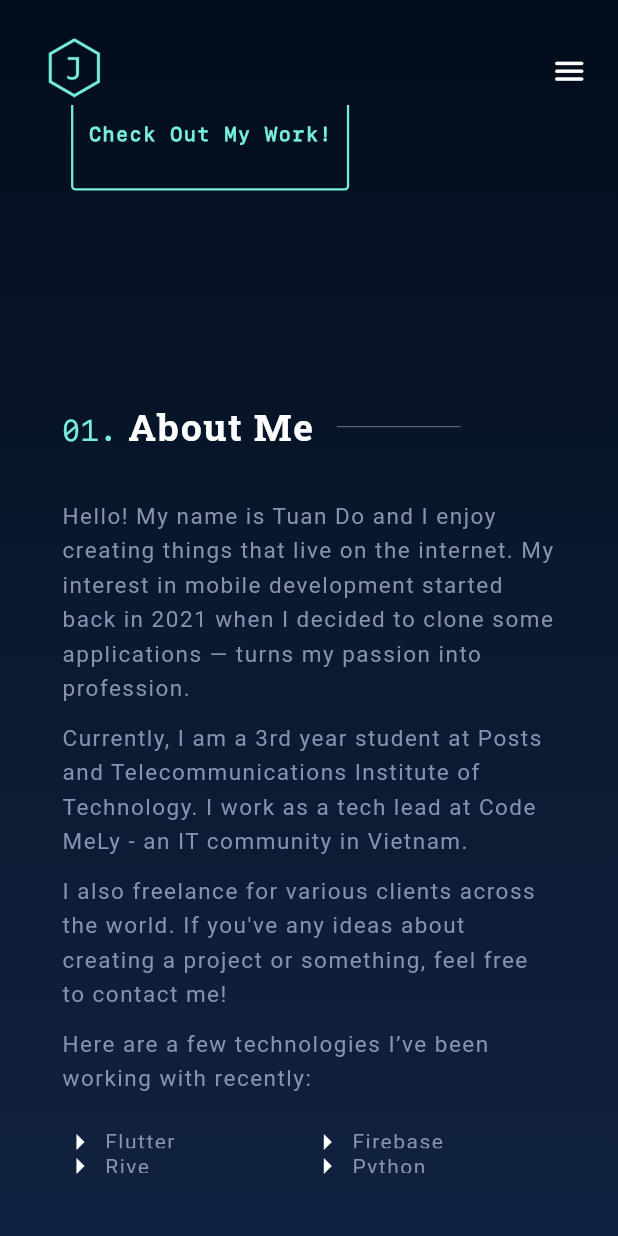
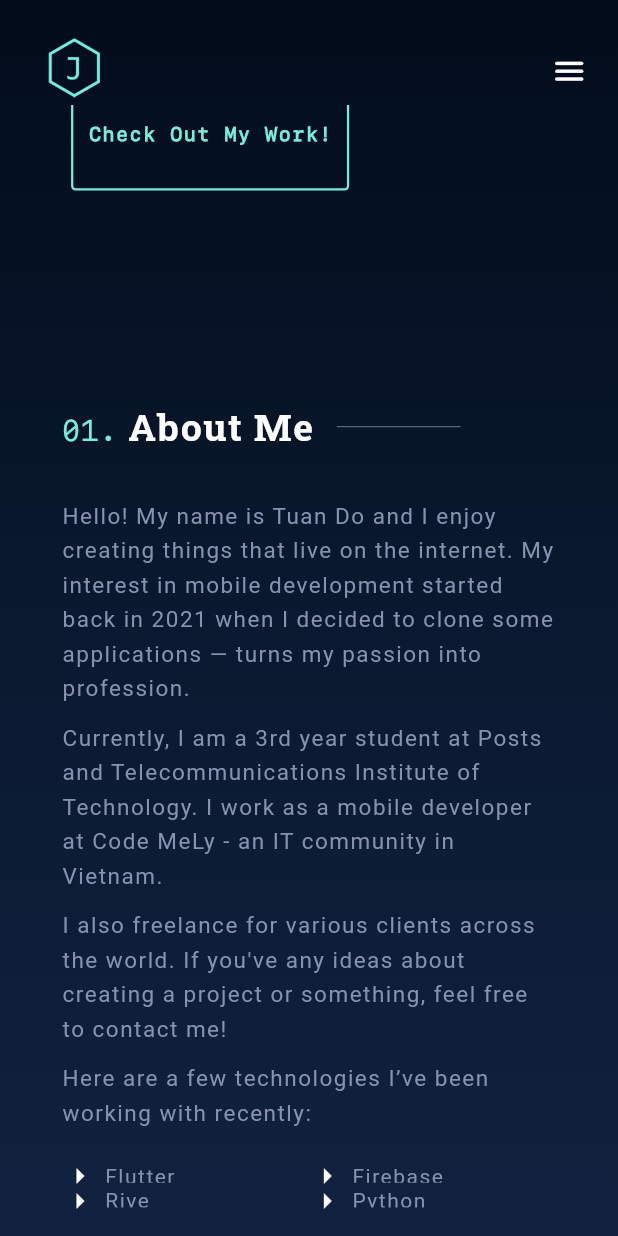
Before and after one commit to Tuanpluss02/Flutter-Portfolio, a Flutter app: the screen it shows after launch, scrolled down 576 dp, on a phone screen of 412 x 824 dp. Run offline on Flutter 3.47's test engine with Material 2 defaults, Android fonts, the phone set to English and light mode, and no system bars; drawn by our look-alikes of scroll_to_index; our stand-ins replace auto_size_text, flutter_riverpod, flutter_svg, google_fonts, rive; missing offline and left inert: web_smooth_scroll.

Commit message:
Update strings.dart

```diff
--- a/lib/resource/strings.dart
+++ b/lib/resource/strings.dart
@@ -12,7 +12,7 @@ class Strings {
   static const aboutPara1 =
       '''Hello! My name is Tuan Do and I enjoy creating things that live on the internet. My interest in mobile development started back in 2021 when I decided to clone some applications — turns my passion into profession.''';
   static const aboutPara2 =
-      '''Currently, I am a 3rd year student at Posts and Telecommunications Institute of Technology. I work as a tech lead at Code MeLy - an IT community in Vietnam.''';
+      '''Currently, I am a 3rd year student at Posts and Telecommunications Institute of Technology. I work as a mobile developer at Code MeLy - an IT community in Vietnam.''';
   static const aboutPara3 =
       '''I also freelance for various clients across the world. If you've any ideas about creating a project or something, feel free to contact me!''';
 
```
